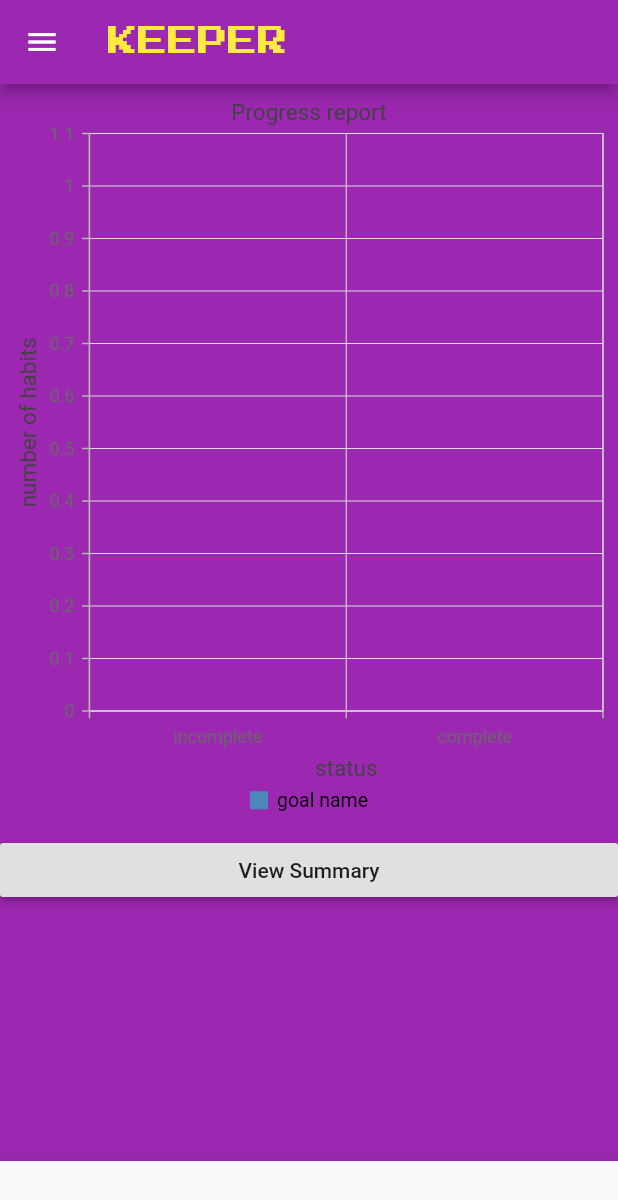
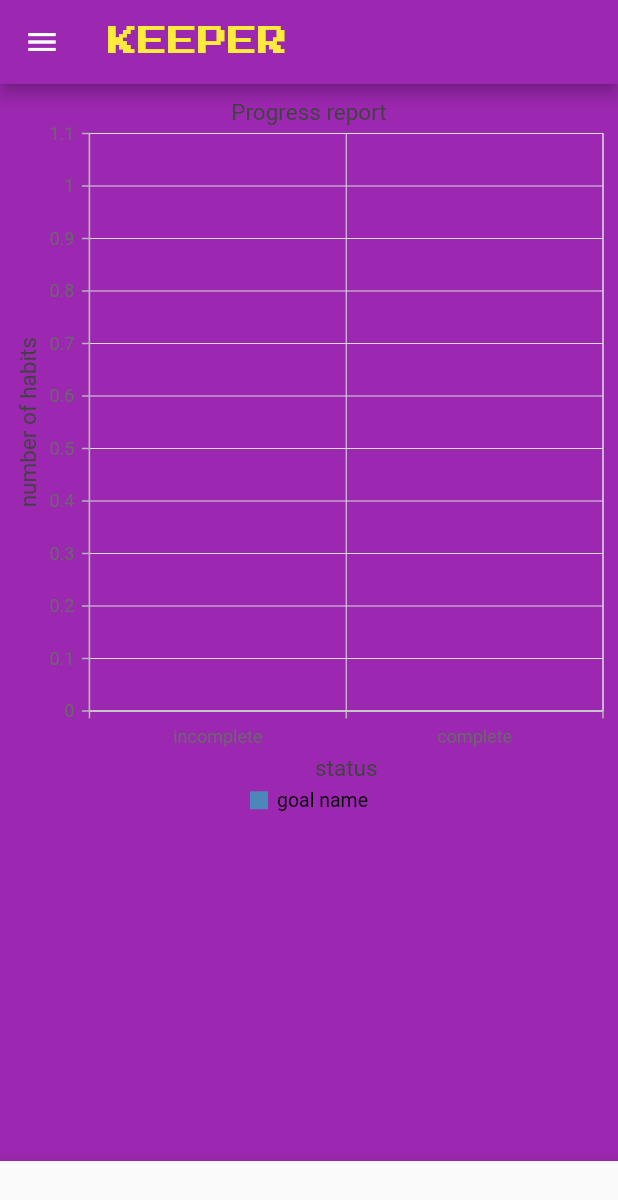
Before and after one commit to HMelesi/needy-new, a Flutter app: the Summary screen opened directly, on a phone screen of 412 x 824 dp. Shown: the top 1200 px of the screen. Run offline on Flutter 3.47's test engine with Material 2 defaults, Android fonts, the phone set to English and light mode, and no system bars; our stand-ins replace carousel_slider, cloud_firestore, firebase_auth, firebase_messaging, syncfusion_flutter_charts; missing offline and left inert: dart:ffi; accounts and stored records are empty.

Commit message:
remove button

```diff
--- a/lib/Summary.dart
+++ b/lib/Summary.dart
@@ -59,12 +59,6 @@ class _SummaryState extends State<Summary> {
                 ],
               ),
             ),
-            RaisedButton(
-              child: Text('View Summary'),
-              onPressed: () {
-                getData();
-              },
-            ),
           ],
         )), //center
       ),
```
